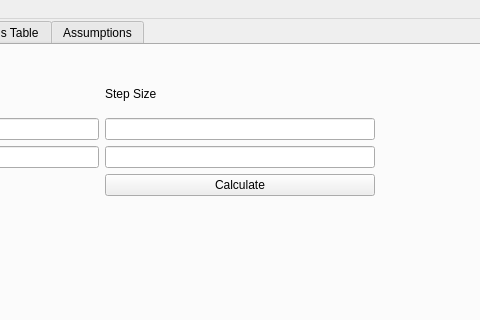
bsannar/Capstone_BWB, file BWB_GUI/form.ui: the form before one commit; both pictures show x 608 to 1088 and y 0 to 320 of the 1348 by 646 pixel window.
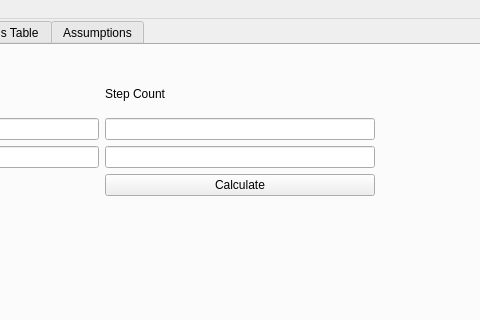
The form after the commit. The open tabs and pages were chosen to show the change.

Commit message: fixes merge conflict with form.ui

Patch:
```diff
--- a/BWB_GUI/form.ui
+++ b/BWB_GUI/form.ui
@@ -920,7 +920,7 @@
          <item row="0" column="4">
           <widget class="QLabel" name="label_step">
            <property name="text">
-            <string>Step Size</string>
+            <string>Step Count</string>
            </property>
           </widget>
          </item>
```
Left out of the diff: 4 changed lines with no effect on the pictures.
